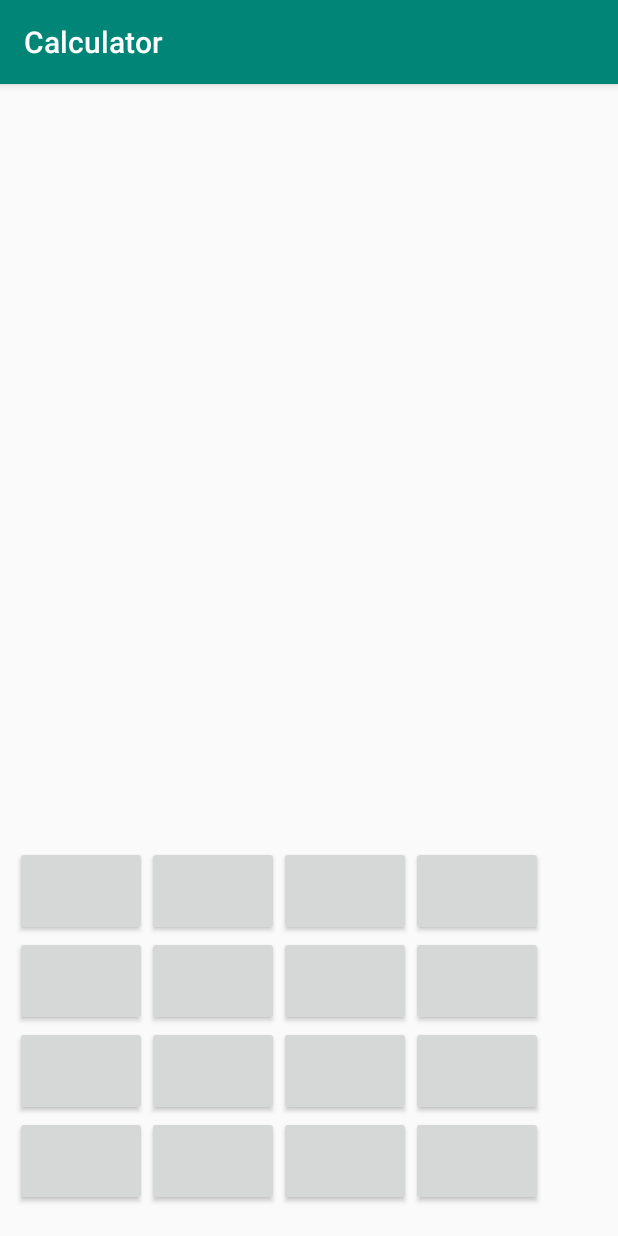
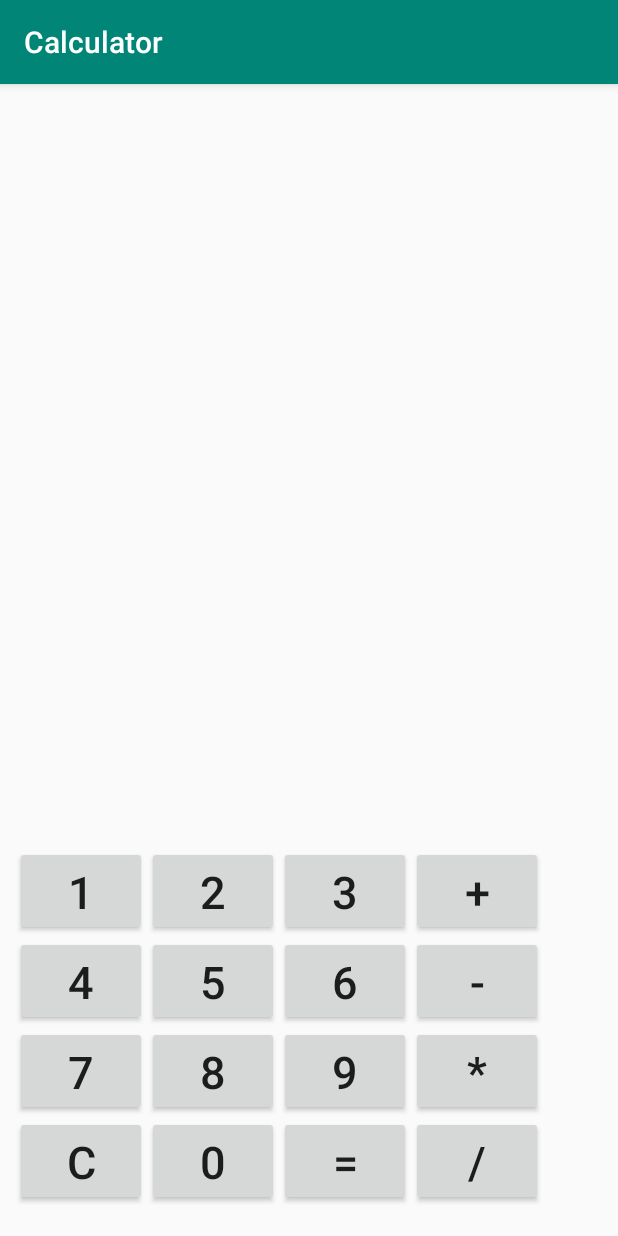
Before and after one commit to ANONYMOUS609/android-calculator, an Android app: the screen it shows after launch (StartActivity), on a phone screen of 412 x 824 dp. Run offline under Robolectric (Android 15) with nearby library versions, the phone set to English and light mode, and no system bars.

Commit message:
Basic Layout

```diff
--- a/Calculator/app/src/main/res/layout/activity_main.xml
+++ b/Calculator/app/src/main/res/layout/activity_main.xml
@@ -23,37 +23,84 @@
 
         <Button
             android:id="@+id/btn1"
+            android:text="1"
+            android:textSize="30sp"
             android:layout_height="60dp" />
-
-        <Button android:layout_height="60dp" />
-
-        <Button android:layout_height="60dp" />
-
-        <Button android:layout_height="60dp" />
-
-        <Button android:layout_height="60dp" />
-
-        <Button android:layout_height="60dp" />
-
-        <Button android:layout_height="60dp" />
-
-        <Button android:layout_height="60dp" />
-
-        <Button android:layout_height="60dp" />
-
-        <Button android:layout_height="60dp" />
-
-        <Button android:layout_height="60dp" />
-
-        <Button android:layout_height="60dp" />
-
-        <Button android:layout_height="60dp" />
-
-        <Button android:layout_height="60dp" />
-
-        <Button android:layout_height="60dp" />
-
-        <Button android:layout_height="60dp" />
+        <Button
+            android:id="@+id/btn2"
+            android:text="2"
+            android:textSize="30sp"
+            android:layout_height="60dp" />
+        <Button
+            android:id="@+id/btn3"
+            android:text="3"
+            android:textSize="30sp"
+            android:layout_height="60dp" />
+        <Button
+            android:id="@+id/btnplus"
+            android:text="+"
+            android:textSize="30sp"
+            android:layout_height="60dp" />
+        <Button
+            android:id="@+id/btn4"
+            android:text="4"
+            android:textSize="30sp"
+            android:layout_height="60dp" />
+        <Button
+            android:id="@+id/btn5"
+            android:text="5"
+            android:textSize="30sp"
+            android:layout_height="60dp" />
+        <Button
+            android:id="@+id/btn6"
+            android:text="6"
+            android:textSize="30sp"
+            android:layout_height="60dp" />
+        <Button
+            android:id="@+id/btnminus"
+            android:text="-"
+            android:textSize="30sp"
+            android:layout_height="60dp" />
+        <Button
+            android:id="@+id/btn7"
+            android:text="7"
+            android:textSize="30sp"
+            android:layout_height="60dp" />
+        <Button
+            android:id="@+id/btn8"
+            android:text="8"
+            android:textSize="30sp"
+            android:layout_height="60dp" />
+        <Button
+            android:id="@+id/btn9"
+            android:text="9"
+            android:textSize="30sp"
+            android:layout_height="60dp" />
+        <Button
+            android:id="@+id/btnmul"
+            android:text="*"
+            android:textSize="30sp"
+            android:layout_height="60dp" />
+        <Button
+            android:id="@+id/btnc"
+            android:text="C"
+            android:textSize="30sp"
+            android:layout_height="60dp" />
+        <Button
+            android:id="@+id/btn0"
+            android:text="0"
+            android:textSize="30sp"
+            android:layout_height="60dp" />
+        <Button
+            android:id="@+id/btne"
+            android:text="="
+            android:textSize="30sp"
+            android:layout_height="60dp" />
+        <Button
+            android:id="@+id/btndiv"
+            android:text="/"
+            android:textSize="30sp"
+            android:layout_height="60dp" />
     </GridLayout>
 
 </RelativeLayout>
```
